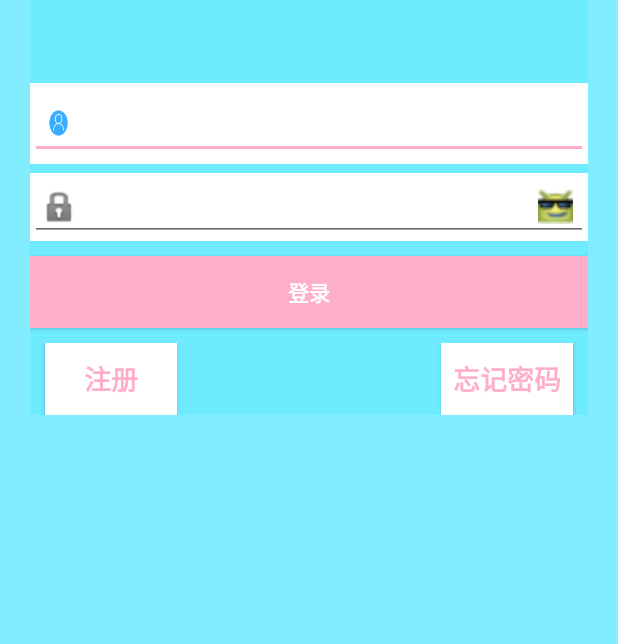
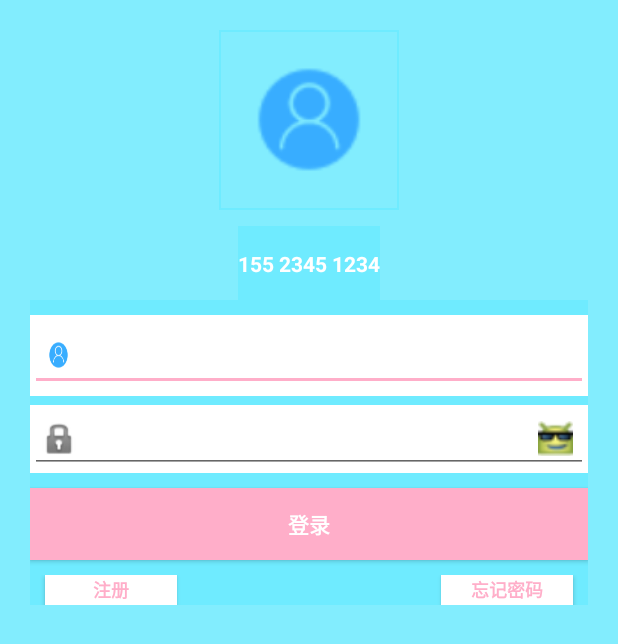
Before and after one commit to zst96226/PPVPorject, an Android app: the screen it shows after launch (Login), on a phone screen of 412 x 824 dp. Shown: the top 644 px of the screen. Run offline under Robolectric (Android 15) with nearby library versions, the phone set to English and light mode, and no system bars.

Commit message:
11:05 2017/2/5 by yhp

```diff
--- a/app/src/main/java/com/example/beyondsys/ppv/activity/ForgetPass.java
+++ b/app/src/main/java/com/example/beyondsys/ppv/activity/ForgetPass.java
@@ -5,10 +5,12 @@ import android.app.Dialog;
 import android.content.DialogInterface;
 import android.support.v7.app.AppCompatActivity;
 import android.os.Bundle;
+import android.text.TextUtils;
 import android.view.View;
 import android.widget.ImageView;
 import android.widget.LinearLayout;
 import android.widget.RelativeLayout;
+import android.widget.TextView;
 
 import com.example.beyondsys.ppv.R;
 /**
@@ -18,6 +20,7 @@ public class ForgetPass extends AppCompatActivity {
     private ImageView back;
     private LinearLayout phone_layout,email_layout,service_layout,sub_layout;
     private RelativeLayout sure_layout,cancel_layout;
+    private TextView road_tex;
     @Override
     protected void onCreate(Bundle savedInstanceState) {
         super.onCreate(savedInstanceState);
@@ -34,7 +37,7 @@ public class ForgetPass extends AppCompatActivity {
         sub_layout=(LinearLayout)findViewById(R.id.sub_layout);
         sure_layout=(RelativeLayout)findViewById(R.id.sure);
         cancel_layout=(RelativeLayout)findViewById(R.id.cancel);
-
+        road_tex=(TextView)findViewById(R.id.road_tex);
     }
     private void setListener()
     {
@@ -52,6 +55,7 @@ public class ForgetPass extends AppCompatActivity {
                     email_layout.setVisibility(View.GONE);
                     service_layout.setVisibility(View.GONE);
                     sub_layout.setVisibility(View.VISIBLE);
+                    road_tex.setText(getResources().getString(R.string.userPhone));
                 }
                 else
                 {
@@ -69,6 +73,7 @@ public class ForgetPass extends AppCompatActivity {
                     phone_layout.setVisibility(View.GONE);
                     service_layout.setVisibility(View.GONE);
                     sub_layout.setVisibility(View.VISIBLE);
+                    road_tex.setText(getResources().getString(R.string.userEmail));
                 }
                 else
                 {
@@ -82,6 +87,7 @@ public class ForgetPass extends AppCompatActivity {
         service_layout.setOnClickListener(new View.OnClickListener() {
             @Override
             public void onClick(View v) {
+                sub_layout.setVisibility(View.GONE);
 //                if((phone_layout.getVisibility()==View.VISIBLE||email_layout.getVisibility()==View.VISIBLE)&&sub_layout.getVisibility()==View.GONE)
 //                {
 //                    phone_layout.setVisibility(View.GONE);
--- a/app/src/main/java/com/example/beyondsys/ppv/activity/OneSelfView.java
+++ b/app/src/main/java/com/example/beyondsys/ppv/activity/OneSelfView.java
@@ -102,7 +102,7 @@ private LinearLayout personInfoLayout;
                     }
                     else
                     {
-                    //服务端验证原密码
+                        //服务端验证原密码
                         Toast toast=Toast.makeText(getActivity().getApplicationContext(),"修改成功!",Toast.LENGTH_LONG);
                         toast.setGravity(Gravity.CENTER,0,0);
                         toast.show();
--- a/app/src/main/res/drawable/border.xml
+++ b/app/src/main/res/drawable/border.xml
@@ -1,11 +1,11 @@
 <?xml version="1.0" encoding="utf-8"?>
 <shape xmlns:android="http://schemas.android.com/apk/res/android" >
 
-    <solid android:color="#FFFFFF" />
+
 
     <stroke
-        android:width="0.01dp"
-        android:color="#000000" />
+        android:width="1dp"
+        android:color="#de6cebff" />
 
     <padding
         android:bottom="1dp"
--- a/app/src/main/res/layout/activity_forget_pass.xml
+++ b/app/src/main/res/layout/activity_forget_pass.xml
@@ -108,9 +108,10 @@
             android:layout_height="wrap_content"
             android:orientation="horizontal">
             <TextView
+                android:id="@+id/road_tex"
                 android:layout_width="100sp"
                 android:layout_height="wrap_content"
-                android:text="@string/username"
+                android:text="@string/userPhone"
                 android:gravity="center"
                 android:layout_gravity="center_vertical"
                 android:layout_marginTop="5sp"
--- a/app/src/main/res/layout/activity_login2.xml
+++ b/app/src/main/res/layout/activity_login2.xml
@@ -4,19 +4,47 @@
     android:layout_height="fill_parent"
     android:background="@color/forget"
     android:fitsSystemWindows="true" >
+    <LinearLayout
+        android:id="@+id/head_layout"
+        android:layout_width="match_parent"
+        android:layout_height="200sp"
+        android:orientation="vertical">
+        <ImageView
+            android:id="@+id/login_img"
+            android:layout_width="120sp"
+            android:layout_height="120sp"
+            android:layout_gravity="center_horizontal"
+            android:layout_marginTop="20sp"
+            android:layout_marginBottom="5sp"
+            android:background="@drawable/border"
+            android:src="@drawable/person"/>
+        <TextView
+            android:id="@+id/login_name_tex"
+            android:layout_width="wrap_content"
+            android:layout_height="50sp"
+            android:layout_marginTop="5sp"
+            android:layout_marginBottom="5sp"
+            android:background="@color/forget"
+            android:layout_gravity="center_horizontal"
+            android:textColor="@android:color/white"
+            android:textStyle="bold"
+            android:gravity="center"
+            android:text="155 2345 1234" />
+    </LinearLayout>
     <RelativeLayout
         android:id="@+id/login_layout"
         android:layout_width="fill_parent"
         android:layout_height="wrap_content"
         android:layout_marginLeft="20sp"
         android:layout_marginRight="20sp"
+        android:layout_below="@+id/head_layout"
         android:background="@color/forget"
         android:gravity="center" >
         <FrameLayout
             android:id="@+id/username_layout"
             android:layout_width="fill_parent"
             android:layout_height="wrap_content"
-            android:layout_marginTop="55sp"
+            android:layout_marginTop="10sp"
             android:background="@color/White"
             android:gravity="center" >
             <EditText
@@ -139,26 +167,26 @@
        <Button
            android:id="@+id/register"
            android:layout_width="wrap_content"
-           android:layout_height="wrap_content"
+           android:layout_height="20sp"
            android:layout_marginLeft="10sp"
            android:background="@color/White"
            android:gravity="center"
            android:text="注册"
            android:textStyle="bold"
            android:textColor="@color/colorAccent"
-           android:textSize="18sp"
+           android:textSize="12sp"
            android:visibility="visible" />
        <Button
            android:id="@+id/login_error"
            android:layout_width="wrap_content"
-           android:layout_height="wrap_content"
+           android:layout_height="20sp"
            android:layout_marginRight="10sp"
            android:background="@color/White"
            android:layout_alignParentRight="true"
            android:text="忘记密码"
            android:textStyle="bold"
            android:textColor="@color/colorAccent"
-           android:textSize="18sp" />
+           android:textSize="12sp" />
 
    </RelativeLayout>
 
--- a/app/src/main/res/values/strings.xml
+++ b/app/src/main/res/values/strings.xml
@@ -115,4 +115,6 @@
     <string name="filter_by_currentmonth">本月</string>
     <string name="filter_by_all">全部累积</string>
     <string name="quit">退出登录</string>
+    <string name="userPhone">手机号码：</string>
+    <string name="userEmail">邮箱地址：</string>
 </resources>
```
